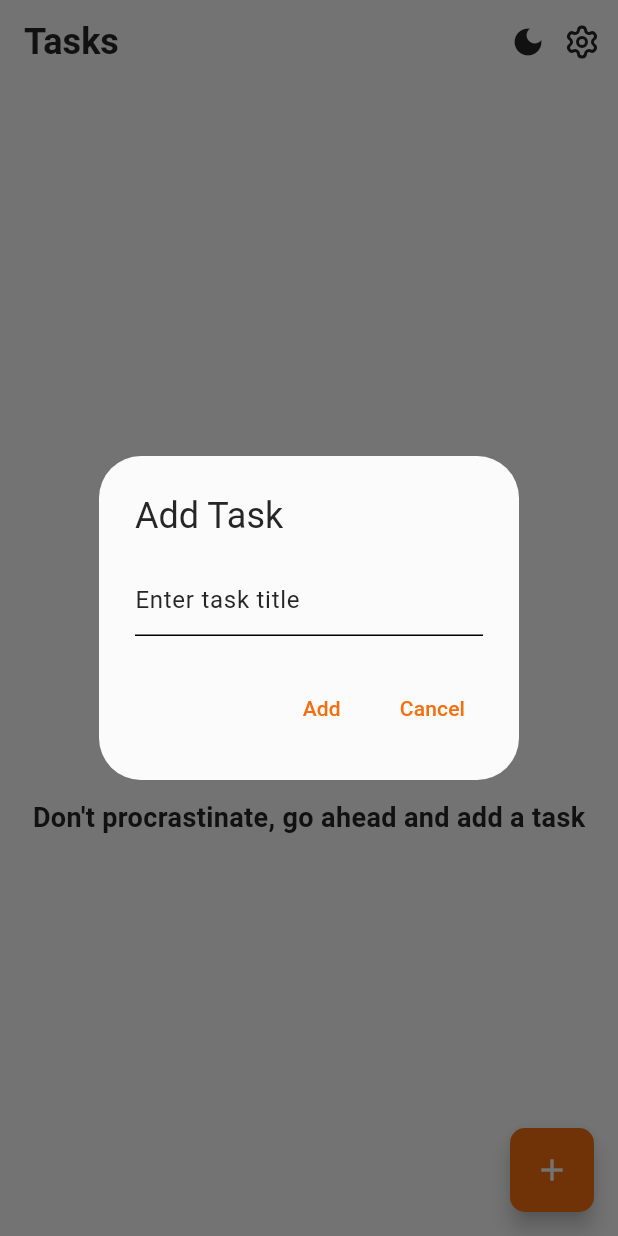
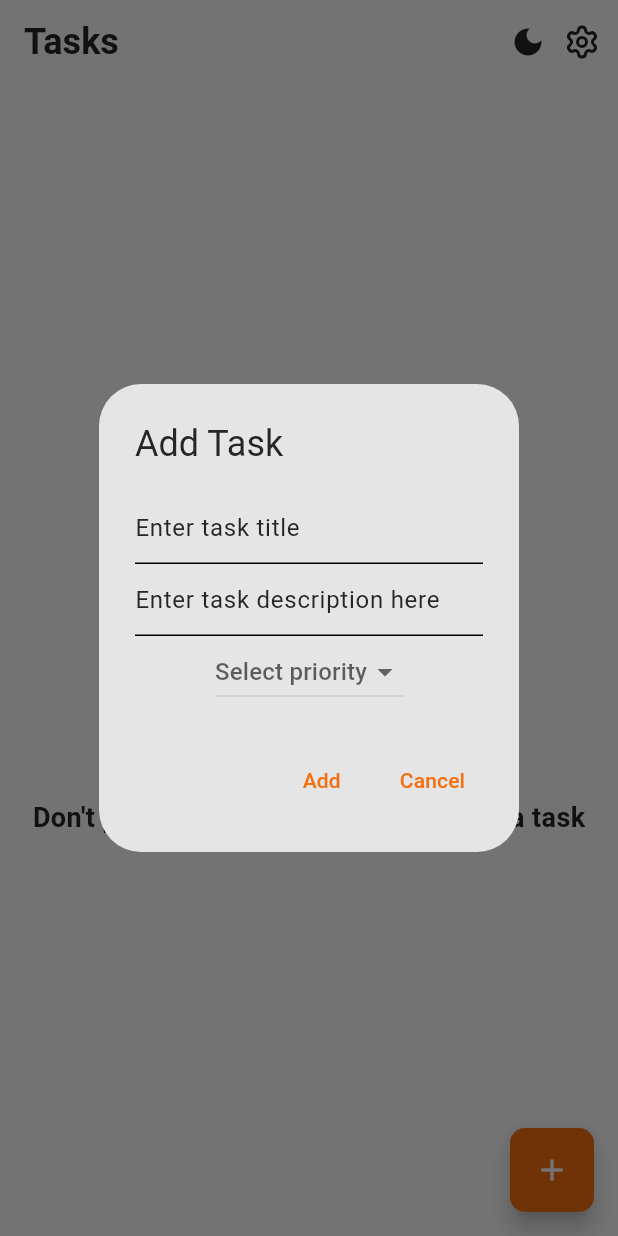
Before and after one commit to Ammarmyp/paamyPomodoro, a Flutter app: the screen it shows after launch, after a tap on the "add" icon, on a phone screen of 412 x 824 dp. Run offline on Flutter 3.47's test engine with Material 3 defaults, Android fonts, the phone set to English and light mode, and no system bars; our stand-ins replace get, hive, hive_flutter, lucide_icons; accounts and stored records are empty.

Commit message:
task card ui

```diff
--- a/lib/controllers/task_controller.dart
+++ b/lib/controllers/task_controller.dart
@@ -29,6 +29,7 @@ class TaskController extends GetxController {
   @override
   void onInit() {
     super.onInit();
+    // taskBox.clear();
     loadTasks();
   }
 }
--- a/lib/main.dart
+++ b/lib/main.dart
@@ -6,7 +6,6 @@ import 'package:paamy_pomodorro/controllers/theme_controller.dart';
 import 'package:paamy_pomodorro/controllers/timer_controller.dart';
 import 'package:paamy_pomodorro/models/task_model.dart';
 import 'package:paamy_pomodorro/pages/my_home_page.dart';
-import 'package:paamy_pomodorro/pages/task_screen.dart';
 import 'package:paamy_pomodorro/utils/theme.dart';
 
 void main() async {
--- a/lib/models/task_model.dart
+++ b/lib/models/task_model.dart
@@ -1,6 +1,8 @@
 import 'package:hive/hive.dart';
 
 part 'task_model.g.dart';
+
+enum Priority { high, medium, low }
 
 @HiveType(typeId: 0)
 class TaskModel extends HiveObject {
@@ -12,10 +14,11 @@ class TaskModel extends HiveObject {
 
   @HiveField(2)
   bool isCompleted = false;
+  @HiveField(3)
+  final String priority;
+  @HiveField(4)
+  String? description;
 
-  TaskModel(
-    this.title,
-    this.createdAt,
-    this.isCompleted,
-  );
+  TaskModel(this.title, this.createdAt, this.isCompleted, this.priority,
+      [this.description = '']);
 }
--- a/lib/pages/my_home_page.dart
+++ b/lib/pages/my_home_page.dart
@@ -88,13 +88,37 @@ class MyHomePage extends StatelessWidget {
               context: context,
               builder: (context) {
                 final titleController = TextEditingController();
+                final tagsController = TextEditingController();
+                final descriptionController = TextEditingController();
+                final List<String> items = ["low", "medium", "high"];
                 return AlertDialog(
                   title: const Text("Add Task"),
-                  content: TextField(
-                    controller: titleController,
-                    decoration: const InputDecoration(
-                      hintText: "Enter task title",
-                    ),
+                  content: Column(
+                    mainAxisSize: MainAxisSize.min,
+                    children: [
+                      TextField(
+                        controller: titleController,
+                        decoration: const InputDecoration(
+                          hintText: "Enter task title",
+                        ),
+                      ),
+                      TextField(
+                        controller: descriptionController,
+                        decoration: const InputDecoration(
+                          hintText: "Enter task description here",
+                        ),
+                      ),
+                      DropdownButton<String>(
+                        hint: const Text("Select priority"),
+                        items: items.map((item) {
+                          return DropdownMenuItem(
+                              value: item, child: Text(item));
+                        }).toList(),
+                        onChanged: (value) {
+                          tagsController.text = value!;
+                        },
+                      ),
+                    ],
                   ),
                   actions: [
                     TextButton(
@@ -107,6 +131,8 @@ class MyHomePage extends StatelessWidget {
                           titleController.text.trim(),
                           DateTime.now(),
                           false,
+                          tagsController.text.trim(),
+                          descriptionController.text.trim(),
                         );
                         taskController.addTask(task);
                         Get.back();
--- a/lib/utils/theme.dart
+++ b/lib/utils/theme.dart
@@ -4,10 +4,11 @@ class AppTheme {
   //  custom colors
   static const Color darkVoid = Color(0xFF151419);
   static const Color liquidLava = Color(0xFFF56E0F);
-  static const Color gluonGrey = Color(0xFF1B1B1E);
+  static const Color gluonGrey = Color(0xFF1B1B1B);
   static const Color slateGrey = Color(0xFF262626);
   static const Color dustyGrey = Color(0xFF878787);
   static const Color snow = Color(0xFFFBFBFB);
+  static const Color darkSnow = Color(0xFFE5E5E5);
 
   static final ThemeData lightTheme = ThemeData(
     colorScheme: ColorScheme.light(
@@ -15,7 +16,7 @@ class AppTheme {
       onPrimary: snow,
       secondary: dustyGrey,
       onSecondary: snow,
-      surface: snow,
+      surface: darkSnow,
       onSurface: slateGrey,
       error: Colors.red.shade800,
       onError: Colors.white,
```
Also changed, not shown: lib/components/priority_tag.dart (added, +45 -0 lines), lib/components/task_card.dart (+85 -9 lines), lib/pages/task_screen.dart (+4 -4 lines), lib/utils/priority_colors.dart (added, +14 -0 lines), lib/models/task_model.g.dart.
